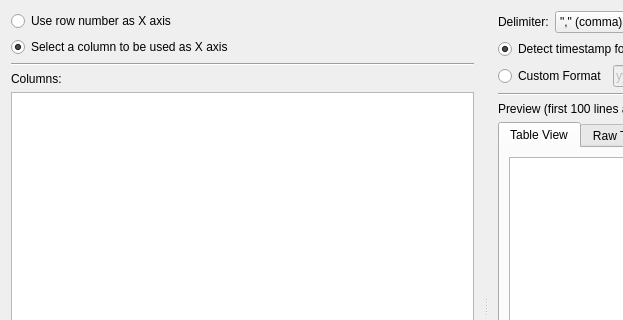
Qt form plotjuggler_plugins/DataLoadCSV/dataload_csv.ui (facontidavide/PlotJuggler) before a commit; both pictures show x 0 to 623 and y 0 to 320 of the 1107 by 640 pixel window.
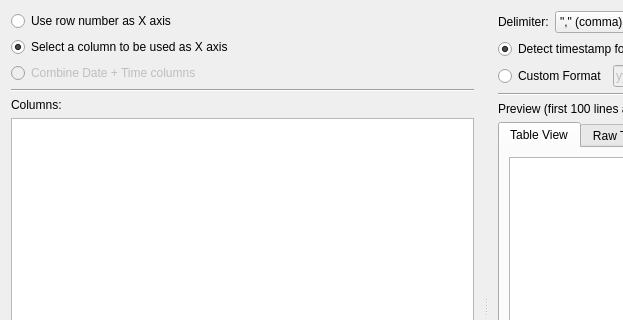
The same form after that commit. Custom widgets are drawn as their Qt base class.

Commit message:
feat: add automatic detection and merging of separate date/time CSV columns (#1259)
Add DATE_ONLY and TIME_ONLY column type detection so that CSVs with separate
date and time columns (e.g., "Date,Time,Temperature") can be automatically
combined into a single timestamp axis. Includes UI radio button for column
pair selection, combined-column parsing in the refactored csv_parser layer,
and 18 new unit tests. Also fixes slider off-by-one (mainwindow) and tooltip
at last data point (curve_tracker).

```diff
--- a/plotjuggler_plugins/DataLoadCSV/dataload_csv.ui
+++ b/plotjuggler_plugins/DataLoadCSV/dataload_csv.ui
@@ -41,6 +41,16 @@
          </property>
         </widget>
        </item>
+       <item>
+        <widget class="QRadioButton" name="radioButtonDateTimeColumns">
+         <property name="enabled">
+          <bool>false</bool>
+         </property>
+         <property name="text">
+          <string>Combine Date + Time columns</string>
+         </property>
+        </widget>
+       </item>
        <item>
         <widget class="Line" name="line">
          <property name="orientation">
```
The commit also changes 9 other files.
